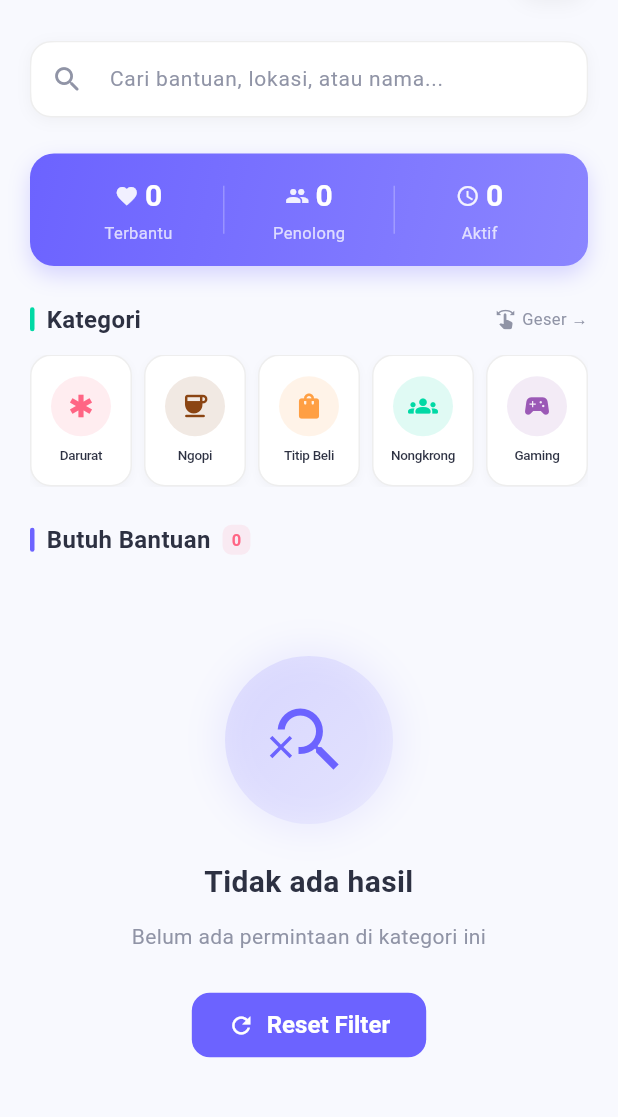
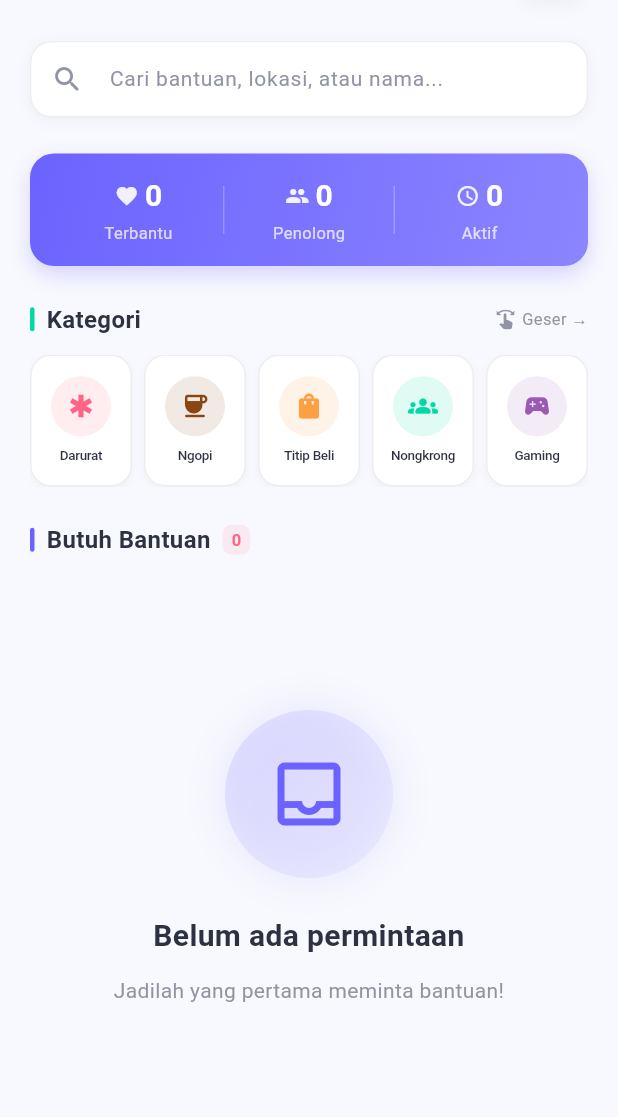
Before and after one commit to abcdefak87/tulongen.apk, a Flutter app: the HomeScreen widget shown alone on an empty page, opened directly, on a phone screen of 412 x 824 dp, the part 112-1229 px from its top. Run offline on Flutter 3.47's test engine with Material 3 defaults, Android fonts, the phone set to English and light mode, and no system bars; our stand-ins replace cloud_firestore, firebase_auth, firebase_core, firebase_storage, geocoding, geolocator and 2 more; accounts and stored records are empty; network calls fail.

Commit message:
Fix UI/UX: status bar, empty state message, profile photo picker

```diff
--- a/lib/main.dart
+++ b/lib/main.dart
@@ -19,10 +19,12 @@ void main() async {
   // Initialize app state from SharedPreferences
   await AppState().init();
 
+  // Set status bar style - dark icons for light background
   SystemChrome.setSystemUIOverlayStyle(
     const SystemUiOverlayStyle(
       statusBarColor: Colors.transparent,
       statusBarIconBrightness: Brightness.dark,
+      statusBarBrightness: Brightness.light,
     ),
   );
   runApp(const TulongenApp());
--- a/lib/screens/home_screen.dart
+++ b/lib/screens/home_screen.dart
@@ -349,13 +349,32 @@ class _HomeScreenState extends State<HomeScreen> {
 
   Widget _buildRequestList(List<HelpRequest> requests) {
     if (requests.isEmpty) {
+      // Different message based on filter state
+      String title;
+      String subtitle;
+      bool showResetButton;
+
+      if (_searchQuery.isNotEmpty) {
+        title = 'Tidak ada hasil';
+        subtitle = 'Coba kata kunci lain atau reset filter';
+        showResetButton = true;
+      } else if (selectedCategoryIndex != -1) {
+        title = 'Tidak ada hasil';
+        subtitle = 'Belum ada permintaan di kategori ini';
+        showResetButton = true;
+      } else {
+        title = 'Belum ada permintaan';
+        subtitle = 'Jadilah yang pertama meminta bantuan!';
+        showResetButton = false;
+      }
+
       return SliverFillRemaining(
         child: EmptyState(
-          icon: Icons.search_off,
-          title: 'Tidak ada hasil',
-          subtitle: _searchQuery.isNotEmpty ? 'Coba kata kunci lain atau reset filter' : 'Belum ada permintaan di kategori ini',
-          buttonText: 'Reset Filter',
-          onButtonPressed: () => setState(() { _searchQuery = ''; _searchController.clear(); selectedCategoryIndex = -1; }),
+          icon: showResetButton ? Icons.search_off : Icons.inbox_outlined,
+          title: title,
+          subtitle: subtitle,
+          buttonText: showResetButton ? 'Reset Filter' : null,
+          onButtonPressed: showResetButton ? () => setState(() { _searchQuery = ''; _searchController.clear(); selectedCategoryIndex = -1; }) : null,
         ),
       );
     }
--- a/pubspec.yaml
+++ b/pubspec.yaml
@@ -48,6 +48,10 @@ dependencies:
   firebase_core: ^3.13.0
   firebase_auth: ^5.7.0
   cloud_firestore: ^5.6.6
+  firebase_storage: ^12.4.4
+
+  # Image Picker
+  image_picker: ^1.1.2
 
 dev_dependencies:
   flutter_test:
```
Also changed, not shown: lib/screens/profile_screen.dart (+140 -3 lines), lib/services/firestore_service.dart (+10 -0 lines), pubspec.lock, 5 other files.
